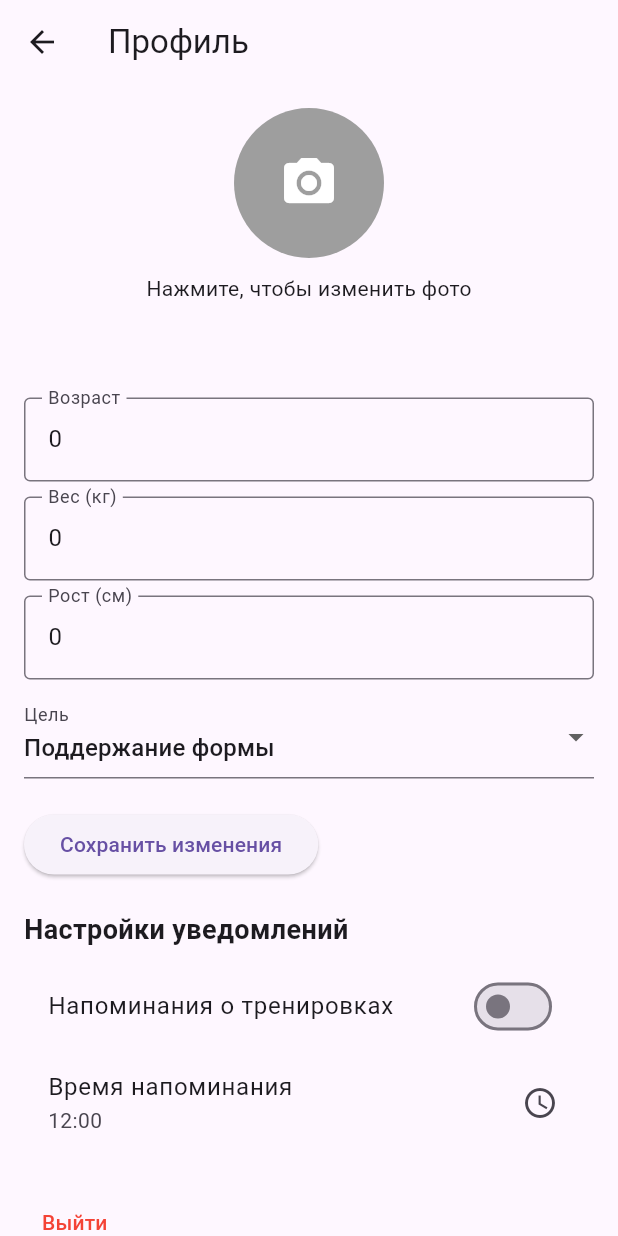
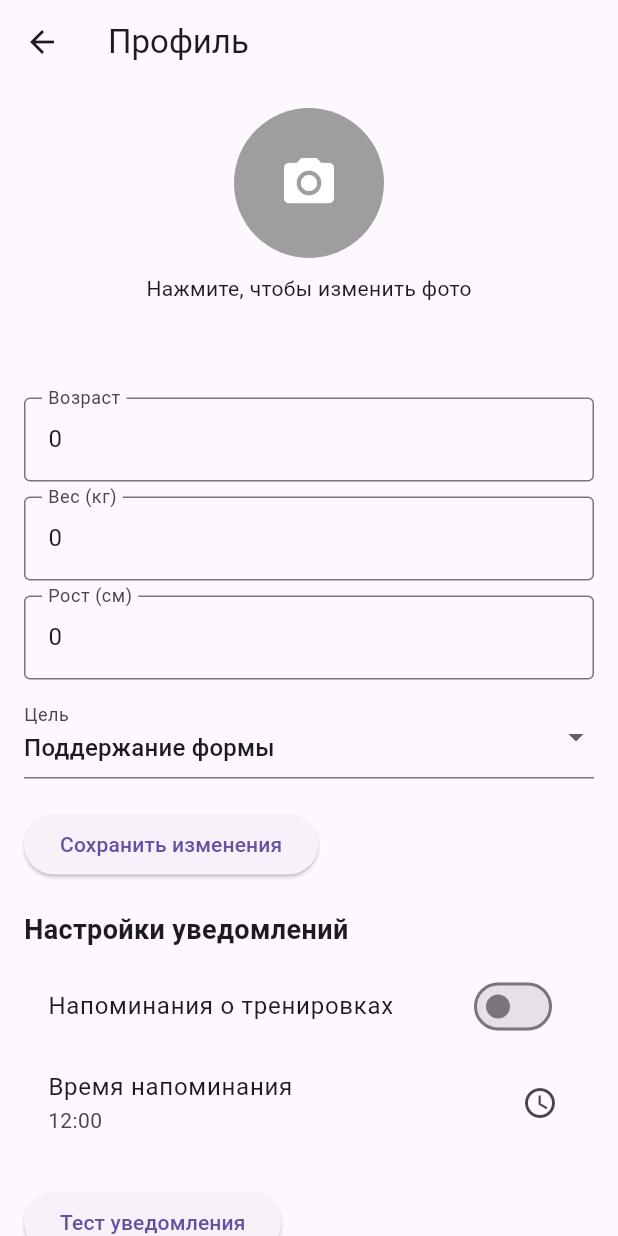
Before and after one commit to Clydewtf/fitness_app, a Flutter app: the ProfileScreen screen opened directly, on a phone screen of 412 x 824 dp. Run offline on Flutter 3.47's test engine with Material 3 defaults, Android fonts, the phone set to English and light mode, and no system bars; our stand-ins replace cloud_firestore, equatable, firebase_auth, firebase_core, flutter_bloc, flutter_local_notifications and 4 more; accounts and stored records are empty.

Commit message:
Added notifications, test instant notification; Edited AndroidManifest.xml

```diff
--- a/lib/main.dart
+++ b/lib/main.dart
@@ -10,10 +10,13 @@ import 'logic/nutrition_bloc/nutrition_bloc.dart';
 import 'logic/notification_bloc/notification_bloc.dart';
 import 'presentation/screens/auth/login_screen.dart';
 import 'presentation/screens/home/home_screen.dart';
+import 'services/notification_service.dart';
 
 void main() async {
   WidgetsFlutterBinding.ensureInitialized();
   await Firebase.initializeApp();
+  // Инициализация уведомлений
+  await NotificationService().init();
 
   setupLocator(); // Инициализируем DI перед запуском приложения
   runApp(const MyApp());
--- a/lib/presentation/screens/profile/profile_screen.dart
+++ b/lib/presentation/screens/profile/profile_screen.dart
@@ -127,6 +127,16 @@ class _ProfileScreenState extends State<ProfileScreen> {
 
                 const SizedBox(height: 20),
 
+                // TODO: Убрать это, тестовое уведомление
+                ElevatedButton(
+                  onPressed: () async {
+                    print("Отправка уведомления...");
+                    await NotificationService().showInstantNotification("Тест", "Это тестовое уведомление!");
+                    print("Уведомление отправлено!");
+                  },
+                  child: const Text("Тест уведомления"),
+                ),
+
                 // Выход из аккаунта
                 TextButton(
                   onPressed: () {
```
Also changed, not shown: lib/services/notification_service.dart (+43 -0 lines), 1 other file.
